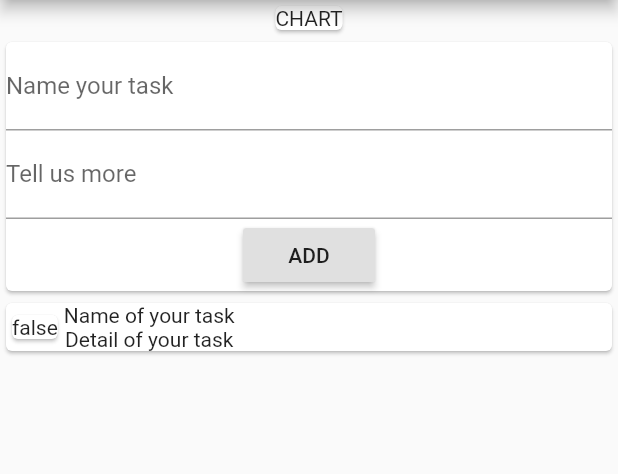
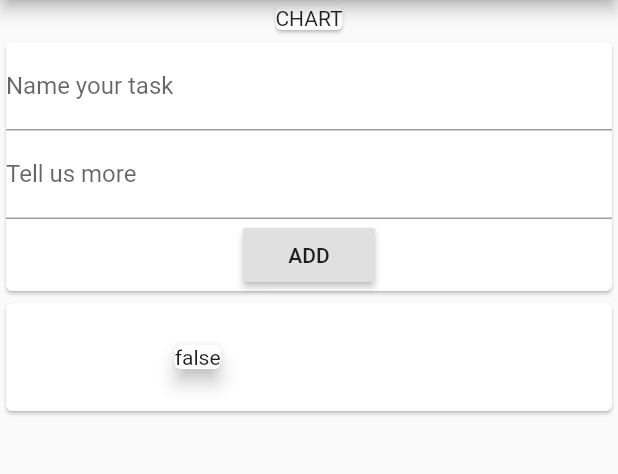
Before and after one commit to nqh00/task_planner, a Flutter app: the screen it shows after launch, after a tap on "ADD", on a phone screen of 412 x 824 dp, the part 84-558 px from its top. Run offline on Flutter 3.47's test engine with Material 2 defaults, Android fonts, the phone set to English and light mode, and no system bars.

Commit message:
Implement adding function for the add widget.

```diff
--- a/lib/main.dart
+++ b/lib/main.dart
@@ -1,7 +1,5 @@
 import 'package:flutter/material.dart';
-import './task.dart';
-import './tasklist.dart';
-import './newtask.dart';
+import './usertask.dart';
 
 void main() => runApp(MyApp());
 
@@ -16,13 +14,11 @@ class MyApp extends StatelessWidget {
 }
 
 class MyHomePage extends StatefulWidget {
-  State<StatefulWidget> createState() => _MyHomePageState();
+  @override
+  _MyHomePageState createState() => _MyHomePageState();
 }
 
 class _MyHomePageState extends State<MyHomePage> {
-  final List<Task> _tasks = [
-    Task(title: 'Name of your task', note: 'Detail of your task', check: false),
-  ];
   // This widget is the home page of this application.
   @override
   Widget build(BuildContext context) {
@@ -37,8 +33,7 @@ class _MyHomePageState extends State<MyHomePage> {
             child: Text('CHART', textAlign: TextAlign.center),
           ),
         ),
-        NewTask(),
-        TaskList(_tasks),
+        UserTask(),
       ])),
     );
   }
--- a/lib/newtask.dart
+++ b/lib/newtask.dart
@@ -1,17 +1,30 @@
 import 'package:flutter/material.dart';
 
 class NewTask extends StatelessWidget {
+  final titleController = TextEditingController();
+  final noteController = TextEditingController();
+  final Function taskController;
+
+  NewTask(this.taskController);
+
   @override
   Widget build(BuildContext context) {
     return Card(
       child: Column(children: <Widget>[
         TextField(
           decoration: InputDecoration(labelText: 'Name your task'),
+          controller: titleController,
+          keyboardType: TextInputType.text,
         ),
         TextField(
           decoration: InputDecoration(labelText: 'Tell us more'),
+          controller: noteController,
+          keyboardType: TextInputType.text,
         ),
-        RaisedButton(child: Text('ADD'), onPressed: () {}),
+        RaisedButton(
+          child: Text('ADD'),
+          onPressed: () {taskController(titleController.text, noteController.text);},
+        ),
       ]),
     );
   }
--- a/lib/task.dart
+++ b/lib/task.dart
@@ -2,7 +2,12 @@ import 'package:flutter/foundation.dart';
 
 class Task {
   final String title;
-  final String note;
+  String note;
   final bool check;
-  Task({@required this.title, @required this.note, @required this.check});
+  DateTime date;
+  Task(
+      {@required this.title,
+      @required this.check,
+      @required this.date,
+      this.note});
 }
--- a/lib/tasklist.dart
+++ b/lib/tasklist.dart
@@ -13,12 +13,17 @@ class TaskList extends StatelessWidget {
             children: <Widget>[
               Card(
                 child: Text('${tsk.check}'),
+                elevation: 5,
               ),
-              Column(children: <Widget>[
-                Text('${tsk.title}'),
-                Text('${tsk.note}'),
-              ]),
+              Container(
+                child: Column(children: <Widget>[
+                  Text('${tsk.title}'),
+                  Text('${tsk.note}'),
+                ]),
+                padding: EdgeInsets.all(20),
+              ),
             ],
+            mainAxisAlignment: MainAxisAlignment.spaceEvenly,
           );
         }).toList(),
       ),
--- /dev/null
+++ b/lib/usertask.dart
@@ -0,0 +1,31 @@
+import 'package:flutter/material.dart';
+import './task.dart';
+import './tasklist.dart';
+import './newtask.dart';
+
+class UserTask extends StatefulWidget {
+  @override
+  _UserTaskState createState() => _UserTaskState();
+}
+
+class _UserTaskState extends State<UserTask> {
+  final List<Task> _tasks = [];
+
+  // This method add new task into the task list
+  void _addNewTask(String title, String note) {
+    final _newtsk = Task(
+        title: title,
+        note: note,
+        check: false,
+        date: DateTime.now()); // Instantiate new task with default properties
+
+    setState(() {
+      _tasks.add(_newtsk);
+    });
+  }
+
+  @override
+  Widget build(BuildContext context) {
+    return Column(children: <Widget>[NewTask(_addNewTask), TaskList(_tasks)]);
+  }
+}
```
